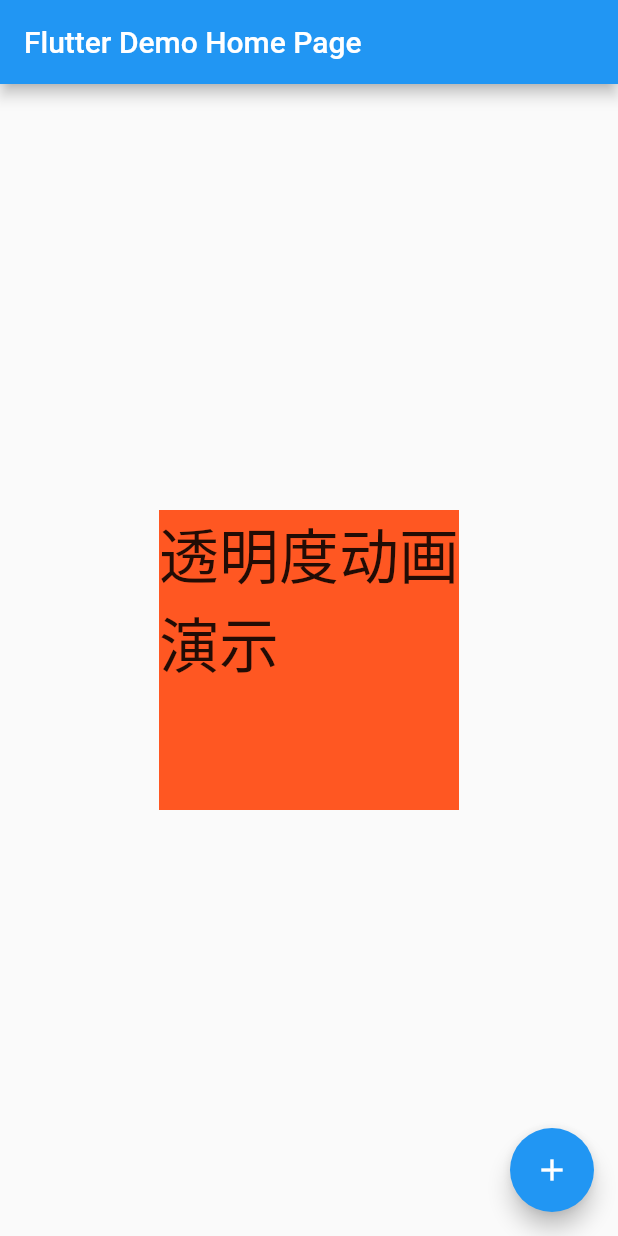
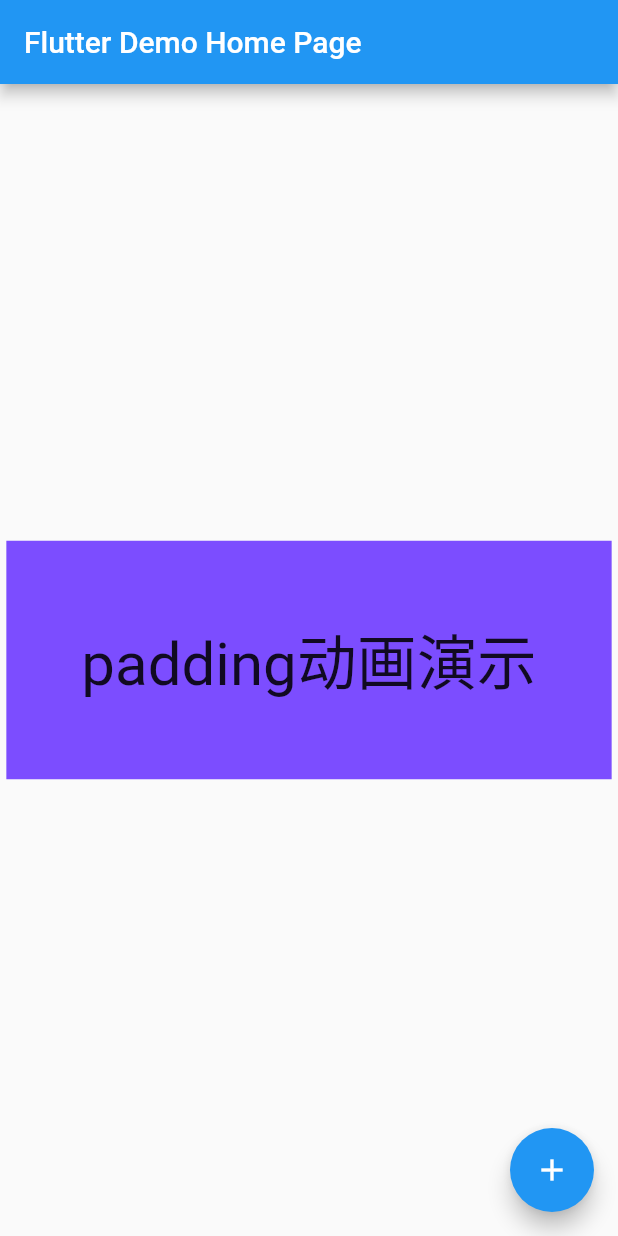
Before and after one commit to Mran/flutter_animate_demo, a Flutter app: the screen it shows after launch, on a phone screen of 412 x 824 dp. Run offline on Flutter 3.47's test engine with Material 2 defaults, Android fonts, the phone set to English and light mode, and no system bars.

Commit message:
AnimatedPadding

```diff
--- a/lib/main.dart
+++ b/lib/main.dart
@@ -101,18 +101,17 @@ class _MyHomePageState extends State<MyHomePage>
             GestureDetector(
               onTap: _animating,
               child: Center(
-                child: AnimatedOpacity(
-                    child: Container(
-                      width: 200,
-                      height: 200,
-                      color: Colors.deepOrange,
-                      child: Text(
-                        "透明度动画演示",
-                        style: TextStyle(fontSize: 40.0),
-                      ),
+                child: Container(
+                  color: Colors.deepPurpleAccent,
+                  child: AnimatedPadding(
+                    child: Text(
+                      "padding动画演示",
+                      style: TextStyle(fontSize: 40.0),
                     ),
-                    opacity: status ? 1.0 : 0.0,
-                    duration: Duration(milliseconds: 500)),
+                    duration: Duration(milliseconds: 500),
+                    padding: EdgeInsets.all(status ? 50 : 0.0),
+                  ),
+                ),
               ),
             ),
           ],
```
